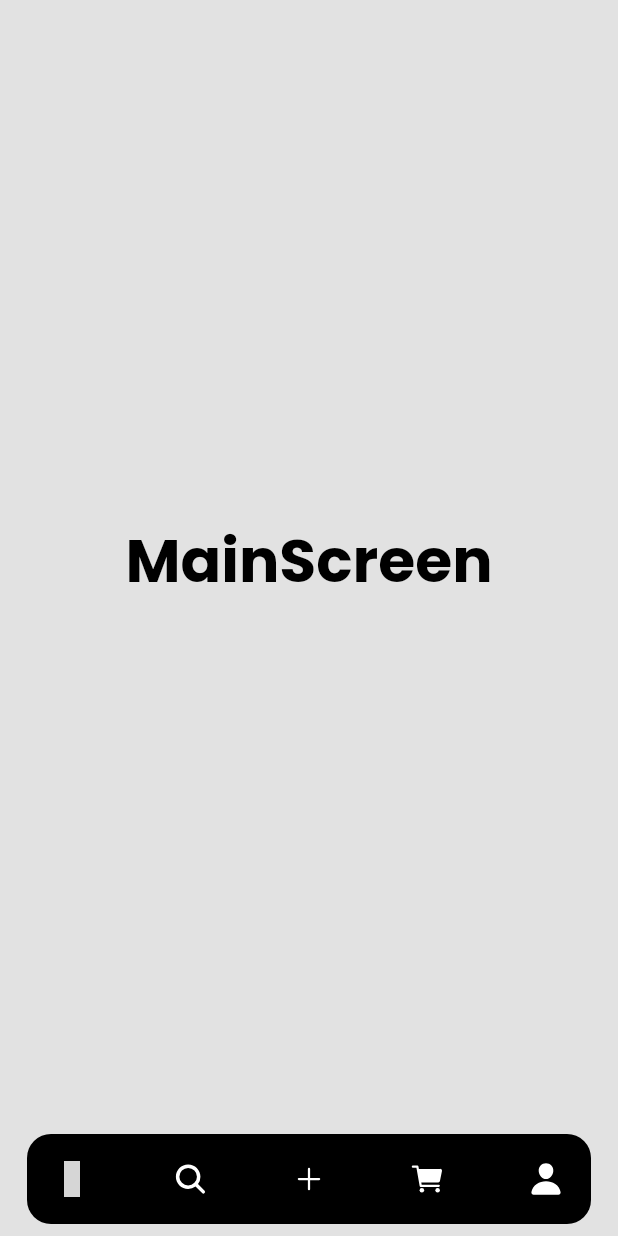
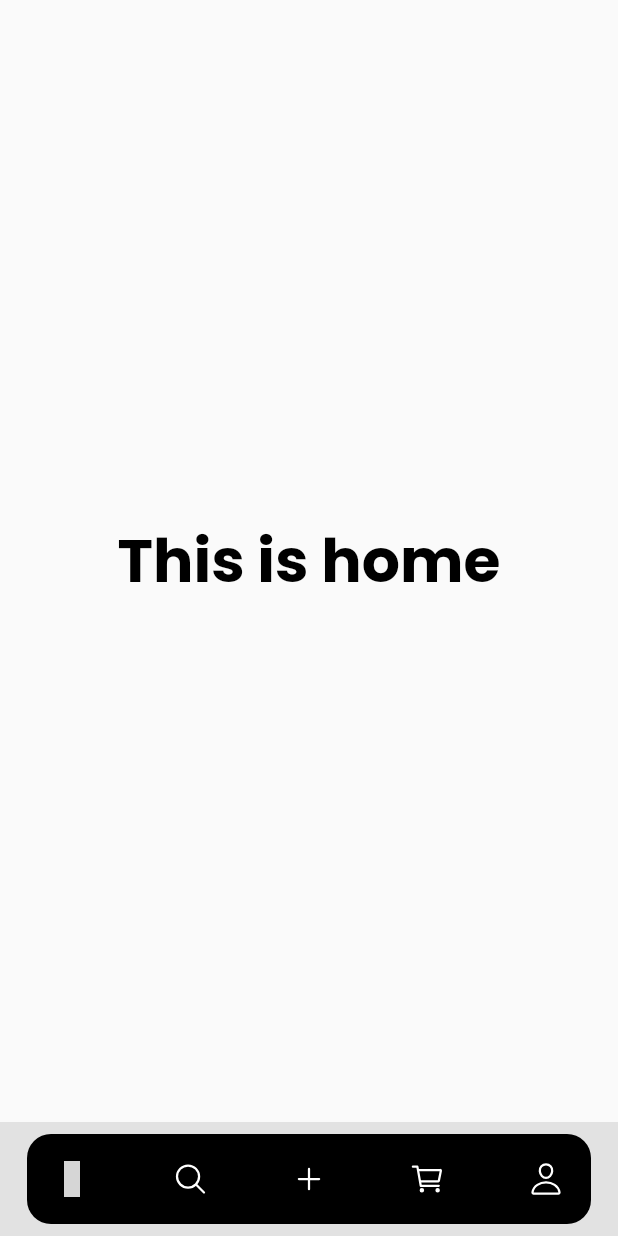
Before and after one commit to GGM-Kuro/storage_app, a Flutter app: the screen it shows after launch, on a phone screen of 412 x 824 dp. Run offline on Flutter 3.47's test engine with Material 2 defaults, Android fonts, the phone set to English and light mode, and no system bars; our stand-ins replace community_material_icon, google_fonts, ionicons; grey boxes are pictures that could not be loaded.

Commit message:
removeRouter/addProvider/ActiveBottomNavBar

```diff
--- a/lib/main.dart
+++ b/lib/main.dart
@@ -1,8 +1,17 @@
 import 'package:flutter/material.dart';
-import 'package:storage_app/router/app_routes.dart';
+import 'package:storage_app/providers/providers.dart';
+import 'package:storage_app/screens/screens.dart';
 import 'package:storage_app/themes/app_theme.dart';
+import 'package:provider/provider.dart';
 
-void main() => runApp(const MyApp());
+void main(){
+	runApp(MultiProvider(
+				providers: [
+				ChangeNotifierProvider(create: ( context ) => MainScreenNotifier())
+				],
+		child: const MyApp()
+	));
+}
 
 class MyApp extends StatelessWidget {
   const MyApp({super.key});
@@ -14,9 +23,7 @@ class MyApp extends StatelessWidget {
 		debugShowCheckedModeBanner: false,
       title: 'Storage_app',
       theme: Apptheme.lightTheme,
-		initialRoute: AppRoutes.initialRoute,
-		routes: AppRoutes.getAppRoutes(),
-		onGenerateRoute:  AppRoutes.onGenerateRoute,
+		home: MainScreen(),
 		);
   }
 }
--- /dev/null
+++ b/lib/providers/mainscreen_provider.dart
@@ -0,0 +1,14 @@
+import 'package:flutter/material.dart';
+
+class MainScreenNotifier extends ChangeNotifier {
+
+
+    int _screenIndex = 0;
+    int get screenIndex => _screenIndex;
+
+    set screenIndex(int newIndex){
+        _screenIndex = newIndex;
+        notifyListeners();
+    }
+
+}
--- /dev/null
+++ b/lib/providers/providers.dart
@@ -0,0 +1 @@
+export 'package:storage_app/providers/mainscreen_provider.dart';
--- a/lib/router/app_routes.dart
+++ /dev/null
@@ -1,31 +0,0 @@
-import 'package:flutter/material.dart';
-import 'package:storage_app/models/models.dart';
-import 'package:storage_app/screens/screens.dart';
-
-
-class AppRoutes {
-    static const initialRoute = 'home';
-
-    static final menuOption = <MenuOption>[
-
-    ];
-
-    static Map<String, Widget Function(BuildContext)> getAppRoutes(){
-        Map<String, Widget Function(BuildContext)> appRoutes ={};
-
-        appRoutes.addAll({'home': (BuildContext context) => const HomeScreen()});
-    for (var option in menuOption ) {
-      appRoutes.addAll({option.route:(BuildContext context) => option.screen });
-    }
-
-    return appRoutes;
-
-    }
-
-    static Route<dynamic> onGenerateRoute(RouteSettings settings){
-        return MaterialPageRoute(
-            builder: (context) => const AlertScreen(),
-        );
-    }
-
-}
--- a/lib/screens/home_screen.dart
+++ b/lib/screens/home_screen.dart
@@ -1,45 +1,19 @@
 import 'package:flutter/material.dart';
 import 'package:storage_app/themes/app_theme.dart';
-import 'package:storage_app/widgets/widgets.dart';
-import 'package:ionicons/ionicons.dart';
-import 'package:community_material_icon/community_material_icon.dart';
 
-class HomeScreen extends StatelessWidget {
+class HomeScreen extends StatefulWidget {
   const HomeScreen({super.key});
 
   @override
+  State<HomeScreen> createState() => _HomeScreenState();
+}
+
+class _HomeScreenState extends State<HomeScreen> {
+  @override
   Widget build(BuildContext context) {
-      return  Scaffold(
-      backgroundColor: const Color(0xFFE2E2E2),
-      bottomNavigationBar: SafeArea(
-          child: Padding(
-              padding: const EdgeInsets.all(8),
-              child: Container(
-              padding: const EdgeInsets.all(12),
-              margin: const EdgeInsets.symmetric( horizontal: 10 ),
-              decoration: const BoxDecoration(
-              color: Apptheme.primary,
-              borderRadius: BorderRadius.all(Radius.circular(16)),
-
-                  ),
-                  child:  Row(
-                  mainAxisAlignment: MainAxisAlignment.spaceBetween,
-                  children: [
-                  BottomNav(icon: CommunityMaterialIcons.home,onTap: (){},),
-                  BottomNav(icon: Ionicons.search,onTap: (){},),
-                  BottomNav(icon: Ionicons.add,onTap: (){},),
-                  BottomNav(icon: Ionicons.cart,onTap: (){},),
-                  BottomNav(icon: Ionicons.person,onTap: (){},),
-                  ],
-                  ),
-
-          ),
-     )),
+      return Scaffold(
               body: Center(
-              child: Text(
-                  "MainScreen",
-                  style: Apptheme.appstyle(40, Apptheme.primary, FontWeight.bold),
-              ),
+              child: Text('This is home', style: Apptheme.appstyle(40 , Apptheme.primary, FontWeight.bold),),
                   ),
               );
   }
--- /dev/null
+++ b/lib/screens/main_screen.dart
@@ -0,0 +1,88 @@
+import 'dart:ui';
+
+import 'package:flutter/material.dart';
+import 'package:storage_app/providers/providers.dart';
+import 'package:storage_app/screens/cart_screen.dart';
+import 'package:storage_app/screens/profile_screen.dart';
+import 'package:storage_app/screens/screens.dart';
+import 'package:storage_app/themes/app_theme.dart';
+import 'package:storage_app/widgets/widgets.dart';
+import 'package:ionicons/ionicons.dart';
+import 'package:community_material_icon/community_material_icon.dart';
+import 'package:provider/provider.dart';
+
+class MainScreen extends StatelessWidget {
+   MainScreen({super.key});
+
+   List<Widget>  screensList = const [
+
+    HomeScreen(),
+    SearchScreen(),
+    HomeScreen(),
+    CartScreen(),
+    ProfileScreen()
+
+   ];
+
+  @override
+  Widget build(BuildContext context) {
+      return  Consumer<MainScreenNotifier>(
+        builder: (context, mainScreenNotifier, child ) {
+          return Scaffold(
+          backgroundColor: const Color(0xFFE2E2E2),
+          body: screensList[mainScreenNotifier.screenIndex],
+          bottomNavigationBar: SafeArea(
+              child: Padding(
+                  padding: const EdgeInsets.all(8),
+                  child: Container(
+                  padding: const EdgeInsets.all(12),
+                  margin: const EdgeInsets.symmetric( horizontal: 10 ),
+                  decoration: const BoxDecoration(
+                  color: Apptheme.primary,
+                  borderRadius: BorderRadius.all(Radius.circular(16)),
+
+                      ),
+                      child:  Row(
+                      mainAxisAlignment: MainAxisAlignment.spaceBetween,
+                      children: [
+                      BottomNav(
+                          onTap: (){mainScreenNotifier.screenIndex = 0;},
+                          icon: mainScreenNotifier.screenIndex == 0
+                          ? CommunityMaterialIcons.home
+                          : CommunityMaterialIcons.home_outline
+                          ),
+                      BottomNav(
+                          onTap: (){mainScreenNotifier.screenIndex = 1;},
+                          icon: mainScreenNotifier.screenIndex == 1
+                          ? Ionicons.search
+                          : Ionicons.search_outline
+                          ),
+                      BottomNav(
+                          onTap: (){mainScreenNotifier.screenIndex = 2;},
+                          icon: mainScreenNotifier.screenIndex == 2
+                          ? Ionicons.add
+                          : Ionicons.add_outline
+                          ),
+                      BottomNav(
+                          onTap: (){mainScreenNotifier.screenIndex = 3;},
+                          icon: mainScreenNotifier.screenIndex == 3
+                          ? Ionicons.cart
+                          : Ionicons.cart_outline
+                          ),
+                      BottomNav(
+                          onTap: (){mainScreenNotifier.screenIndex = 4;},
+                          icon: mainScreenNotifier.screenIndex == 4
+                          ? Ionicons.person
+                          : Ionicons.person_outline
+                          ),
+                          ],
+                      ),
+
+              ),
+     )),
+
+                  );
+        }
+      );
+  }
+}
--- a/lib/screens/screens.dart
+++ b/lib/screens/screens.dart
@@ -1,2 +1,3 @@
-export 'package:storage_app/screens/alert_screen.dart';
+export 'package:storage_app/screens/search_screen.dart';
 export 'package:storage_app/screens/home_screen.dart';
+export 'package:storage_app/screens/main_screen.dart';
--- a/pubspec.yaml
+++ b/pubspec.yaml
@@ -17,6 +17,7 @@ dependencies:
   google_fonts: ^4.0.5
   ionicons: ^0.2.2
   community_material_icon: ^5.9.55
+  provider: ^6.0.5
 
 dev_dependencies:
   flutter_test:
```
Also changed, not shown: lib/screens/alert_screen.dart (deleted, +0 -10 lines), lib/screens/cart_screen.dart (added, +21 -0 lines), lib/screens/profile_screen.dart (added, +22 -0 lines), lib/screens/search_screen.dart (added, +20 -0 lines), pubspec.lock, 1 other file.
